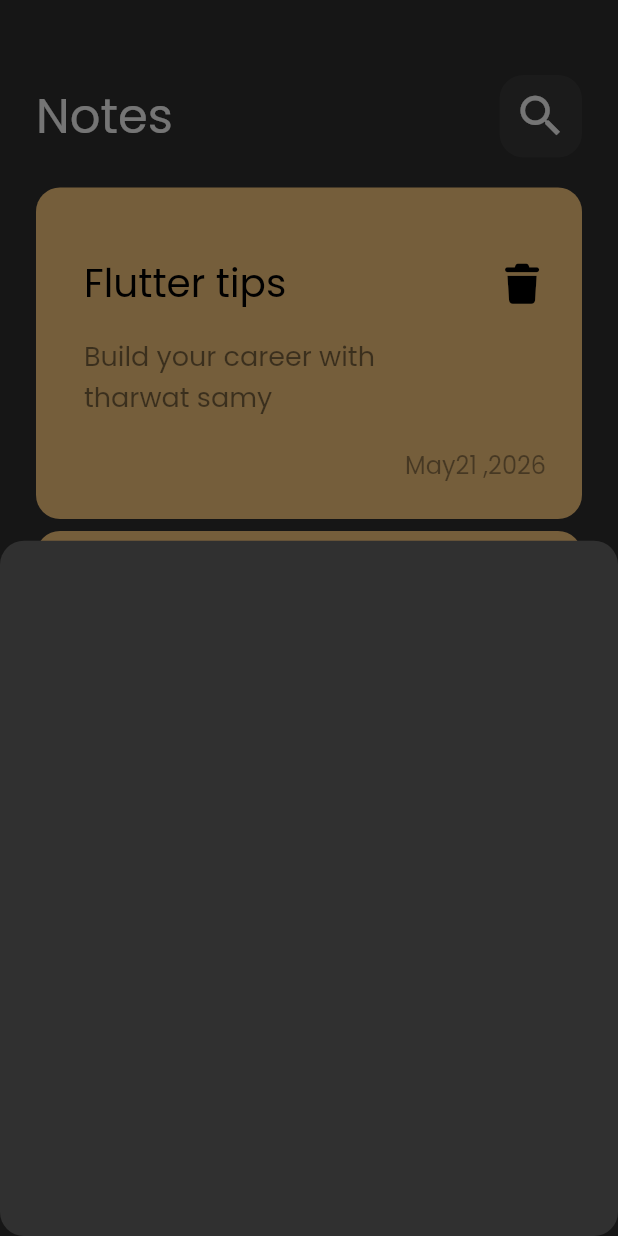
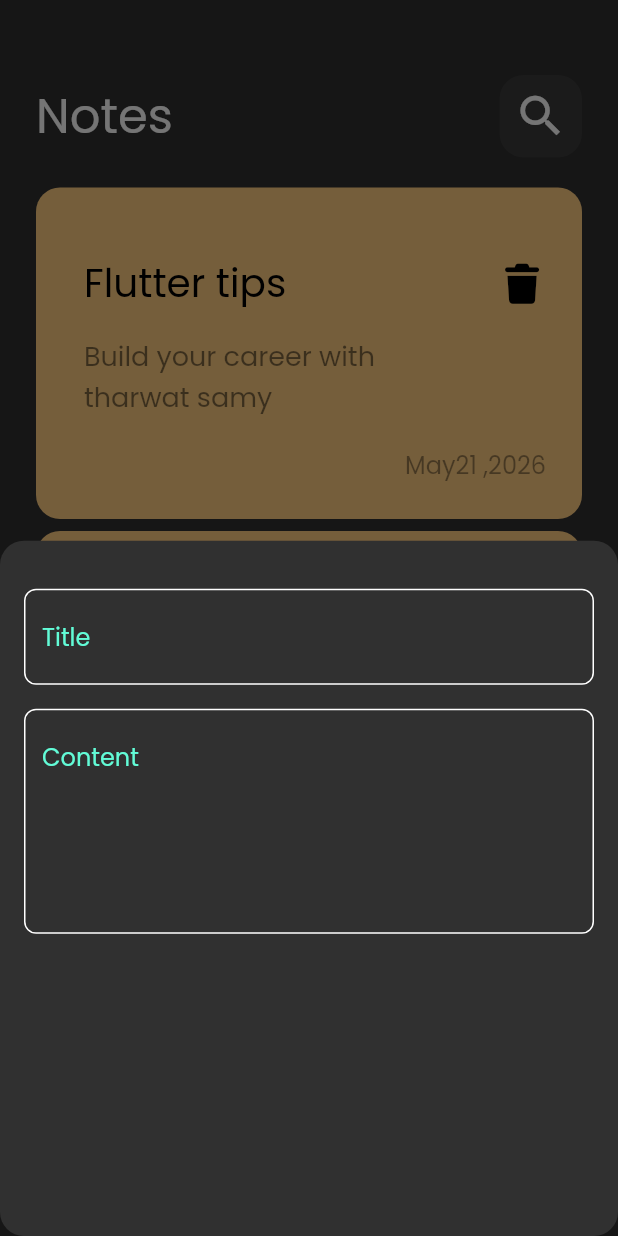
Before and after one commit to saeed-talaat/notes_app, a Flutter app: the screen it shows after launch, after a tap on the "add" icon, on a phone screen of 412 x 824 dp. Run offline on Flutter 3.47's test engine with Material 3 defaults, Android fonts, the phone set to English and light mode, and no system bars; our stand-ins replace font_awesome_flutter.

Commit message:
add text field to note bottom sheet

```diff
--- /dev/null
+++ b/lib/constants.dart
@@ -0,0 +1,3 @@
+import 'package:flutter/material.dart';
+
+const kPrimaryColor = Color(0xff62FCD7);
--- a/lib/widgets/add_note_bottom_sheet.dart
+++ b/lib/widgets/add_note_bottom_sheet.dart
@@ -1,10 +1,23 @@
 import 'package:flutter/material.dart';
+import 'package:notes_pp/widgets/custom_text_field.dart';
 
 class AddNoteBottmSheet extends StatelessWidget {
   const AddNoteBottmSheet({Key? key}) : super(key: key);
 
   @override
   Widget build(BuildContext context) {
-    return Container();
+    return Padding(
+      padding: const EdgeInsets.symmetric(horizontal: 16),
+      child: Column(
+        children: [
+        const  SizedBox(
+            height: 32,
+          ),
+          CustomTextField(hintText: 'Title',),
+          SizedBox(height: 16,),
+          CustomTextField(hintText: 'Content' , maxLines: 5,)
+        ],
+      ),
+    );
   }
 }
--- /dev/null
+++ b/lib/widgets/custom_text_field.dart
@@ -0,0 +1,30 @@
+import 'package:flutter/material.dart';
+import 'package:notes_pp/constants.dart';
+
+class CustomTextField extends StatelessWidget {
+  const CustomTextField({Key? key, required this.hintText,  this.maxLines  = 1}) : super(key: key);
+  final String hintText;
+  final int maxLines;
+  @override
+  Widget build(BuildContext context) {
+    return TextField(
+      cursorColor:kPrimaryColor ,
+      maxLines: maxLines,
+      decoration: InputDecoration(
+        hintText: hintText,
+
+        hintStyle:const TextStyle(color: kPrimaryColor),
+        border: buildBorder(),
+        enabledBorder: buildBorder(),
+        focusedBorder: buildBorder(color: kPrimaryColor),
+      ),
+    );
+  }
+
+  OutlineInputBorder buildBorder({Color color = Colors.white}) {
+    return OutlineInputBorder(
+      borderRadius: BorderRadius.circular(8),
+      borderSide: BorderSide(color: color),
+    );
+  }
+}
```
